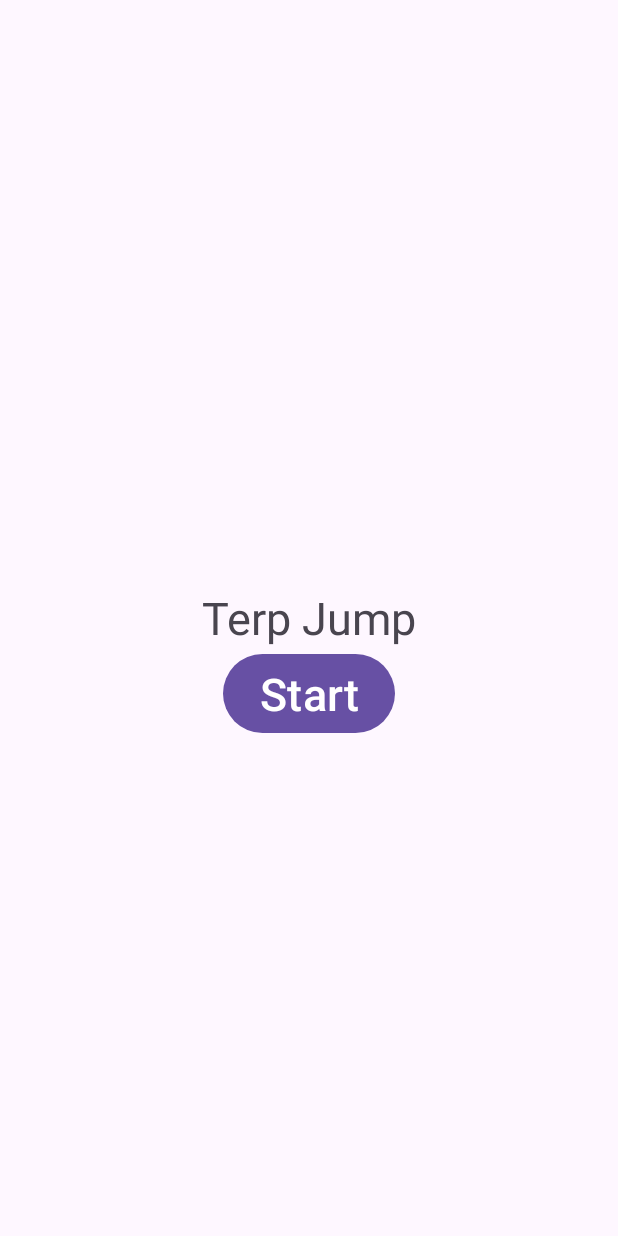
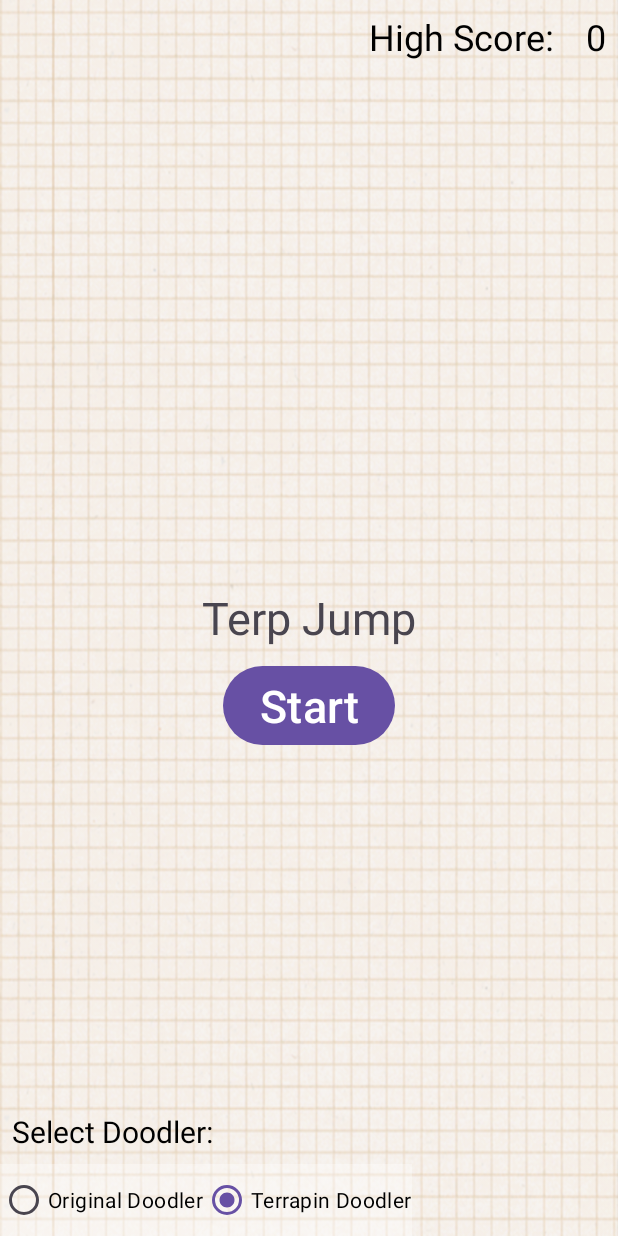
Before and after one commit to RodzAmor/TerpJump, an Android app: the screen it shows after launch (MainActivity), on a phone screen of 412 x 824 dp. Run offline under Robolectric (Android 15) with nearby library versions, the phone set to English and light mode, and no system bars; our stand-ins replace AdMob.

Commit message:
added backgrounds to activity_game.xml and activity_main.xml, added preferences for MainActivity.kt

```diff
--- a/app/src/main/java/com/example/terpjump/MainActivity.kt
+++ b/app/src/main/java/com/example/terpjump/MainActivity.kt
@@ -1,22 +1,60 @@
 package com.example.terpjump
 
+import android.content.Context
 import android.content.Intent
+import android.content.SharedPreferences
 import android.os.Bundle
+import android.util.Log
 import android.widget.Button
+import android.widget.RadioButton
+import android.widget.RadioGroup
+import android.widget.TextView
 import androidx.appcompat.app.AppCompatActivity
 import com.google.android.gms.ads.AdView
 
 // MainActivity handles the start screen
 class MainActivity : AppCompatActivity() {
     private lateinit var startButton : Button
+    private lateinit var highScoreTV: TextView
+    private lateinit var doodlerChoices: RadioGroup
+    private lateinit var doodlerSelection: RadioButton
+    private lateinit var terrapinSelection: RadioButton
     private lateinit var adView : AdView
 
     override fun onCreate(savedInstanceState: Bundle?) {
         super.onCreate(savedInstanceState)
         setContentView(R.layout.activity_main)
 
+        highScoreTV = findViewById(R.id.high_score_text)
+        doodlerChoices = findViewById(R.id.doodler_selection_group)
+        doodlerSelection = findViewById(R.id.original_doodler_radio)
+        terrapinSelection = findViewById(R.id.terrapin_doodler_radio)
         startButton = findViewById(R.id.start_button)
         startButton.setOnClickListener{ startGame() }
+
+        val pref = getSharedPreferences("game_preferences", Context.MODE_PRIVATE)
+        var editor : SharedPreferences.Editor = pref.edit()
+        val highScore = pref.getInt(HIGH_SCORE, 0)
+
+        highScoreTV.text = highScore.toString()
+        val selectedDoodler = pref.getString(DOODLER_PREFERENCE, "terrapin")
+        // This loads the saved selection
+        when (selectedDoodler) {
+            "doodler" -> doodlerSelection.isChecked = true
+            else -> terrapinSelection.isChecked = true
+        }
+
+        // This sets the selection based on which one the user picks
+        doodlerChoices.setOnCheckedChangeListener { _, checkedId ->
+            val selection = when (checkedId) {
+                R.id.terrapin_doodler_radio -> "terrapin"
+                else -> "original"
+            }
+
+            editor.putString(DOODLER_PREFERENCE, selection)
+            Log.w("MainActivity", "Doodler selected: " + selection)
+            editor.apply()
+        }
     }
 
     // Starts the game (starts activity_game view)
@@ -24,4 +62,10 @@ class MainActivity : AppCompatActivity() {
         var intent : Intent = Intent(this, GameActivity::class.java)
         this.startActivity(intent)
     }
+
+    companion object {
+        const val HIGH_SCORE = "high_score"
+        const val DOODLER_PREFERENCE = "doodler_selection"
+    }
+
 }
--- a/app/src/main/res/layout/activity_game.xml
+++ b/app/src/main/res/layout/activity_game.xml
@@ -1,7 +1,8 @@
 <?xml version="1.0" encoding="utf-8"?>
 <RelativeLayout xmlns:android="http://schemas.android.com/apk/res/android"
     android:layout_width="match_parent"
-    android:layout_height="match_parent">
+    android:layout_height="match_parent"
+    android:background="@drawable/background">
 
     <TextView
         android:layout_width="wrap_content"
--- a/app/src/main/res/layout/activity_main.xml
+++ b/app/src/main/res/layout/activity_main.xml
@@ -5,30 +5,89 @@
     android:id="@+id/main"
     android:layout_width="match_parent"
     android:layout_height="match_parent"
-    tools:context=".MainActivity">
+    tools:context=".MainActivity"
+    android:background="@drawable/background">
 
     <TextView
         android:layout_width="wrap_content"
         android:layout_height="wrap_content"
         android:text="@string/title"
         android:id="@+id/title"
-        android:textSize="30dp"
-
+        android:textSize="30sp"
+        android:padding="8dp"
         android:layout_centerHorizontal="true"
         android:layout_centerVertical="true"
         />
+
+    <TextView
+        android:id="@+id/high_score"
+        android:layout_width="wrap_content"
+        android:layout_height="wrap_content"
+        android:textColor="@android:color/black"
+        android:textSize="24sp"
+        android:text="High Score: "
+        android:padding="8dp"
+        android:textAlignment="center"
+        android:layout_toLeftOf="@id/high_score_text"
+        />
+
+    <TextView
+        android:id="@+id/high_score_text"
+        android:layout_width="wrap_content"
+        android:layout_height="wrap_content"
+        android:textColor="@android:color/black"
+        android:textSize="24sp"
+        android:padding="8dp"
+        android:textAlignment="center"
+        android:layout_alignParentRight="true"
+        />
+
+    <TextView
+        android:layout_width="wrap_content"
+        android:layout_height="wrap_content"
+        android:text="Select Doodler:"
+        android:textColor="@android:color/black"
+        android:textSize="20sp"
+        android:padding="8dp"
+        android:layout_above="@id/doodler_selection_group"
+        />
+
+    <RadioGroup
+        android:id="@+id/doodler_selection_group"
+        android:layout_width="wrap_content"
+        android:layout_height="wrap_content"
+        android:orientation="horizontal"
+        android:layout_alignParentBottom="true"
+        android:background="#50FFFFFF">
+
+        <RadioButton
+            android:id="@+id/original_doodler_radio"
+            android:layout_width="wrap_content"
+            android:layout_height="wrap_content"
+            android:text="Original Doodler"
+            android:textColor="@android:color/black"
+            android:buttonTint="@android:color/black"
+            />
+
+        <RadioButton
+            android:id="@+id/terrapin_doodler_radio"
+            android:layout_width="wrap_content"
+            android:layout_height="wrap_content"
+            android:text="Terrapin Doodler"
+            android:textColor="@android:color/black"
+            android:buttonTint="@android:color/black"
+            android:checked="true"
+            />
+    </RadioGroup>
 
     <Button
         android:layout_width="wrap_content"
         android:layout_height="wrap_content"
         android:text="@string/start_button"
         android:id="@+id/start_button"
-        android:textSize="30dp"
+        android:textSize="30sp"
 
         android:layout_below="@+id/title"
         android:layout_centerHorizontal="true"
         />
-
-
-
 </RelativeLayout>
```
